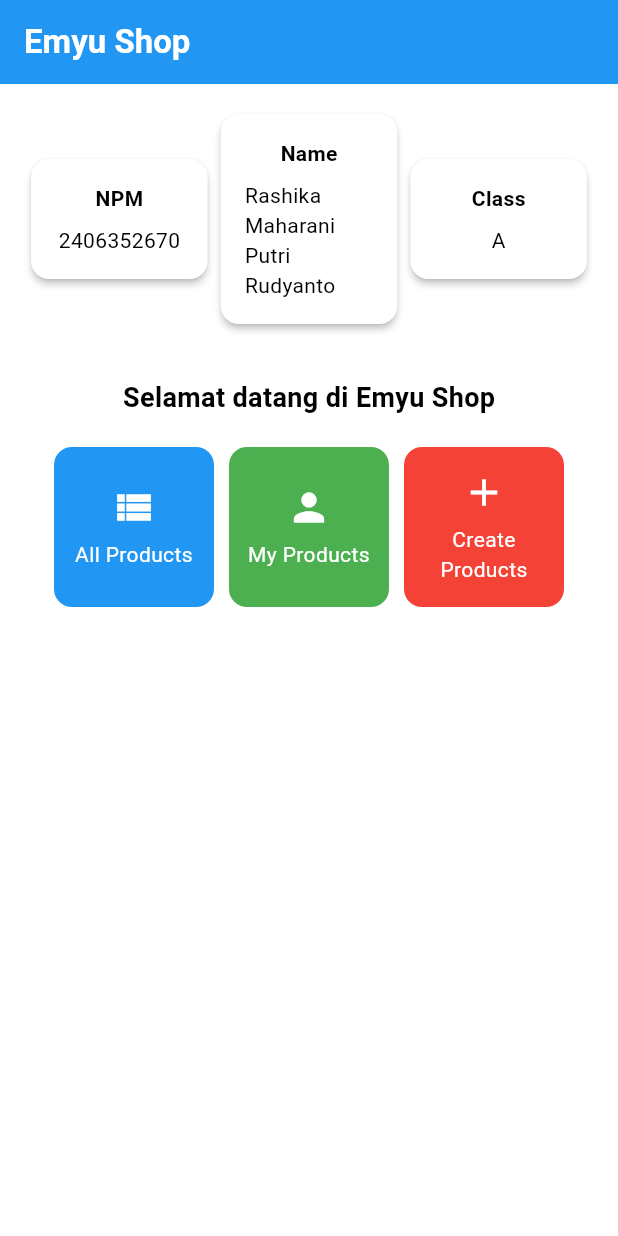
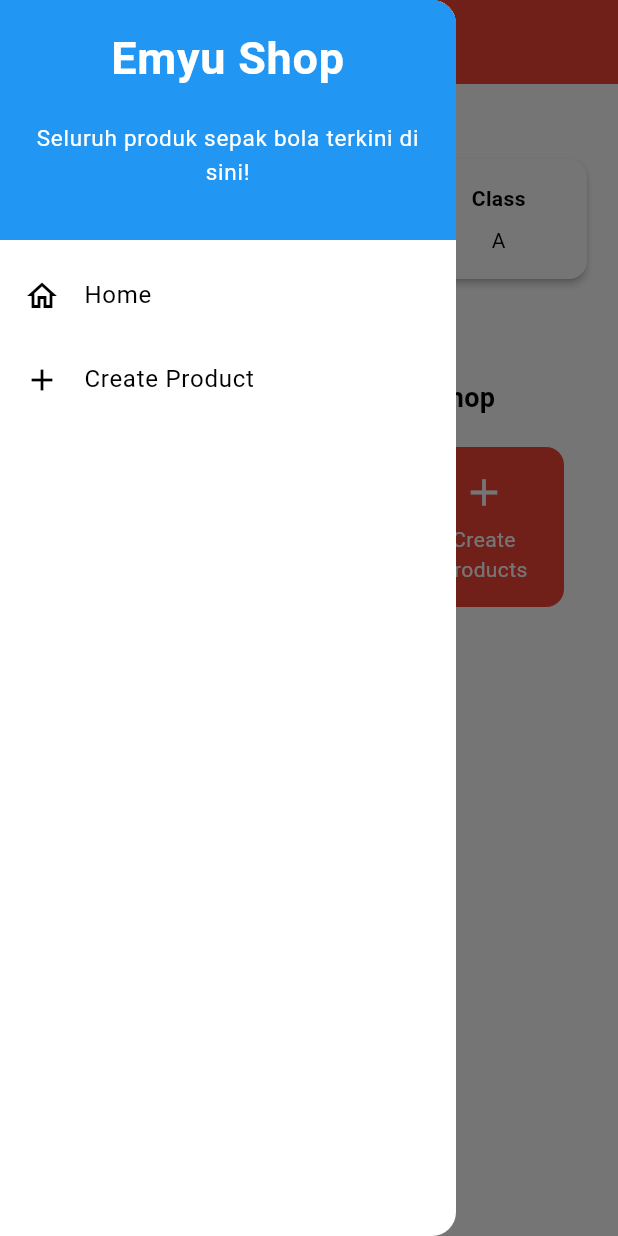
Before and after one commit to chazelnut/eshop-pbp-mobile, a Flutter app: the screen it shows after launch, with the side drawer open (before the commit the screen has no drawer), on a phone screen of 412 x 824 dp. Run offline on Flutter 3.47's test engine with Material 3 defaults, Android fonts, the light colour scheme and no system bars.

Commit message:
tugas 8 done (kinda)

```diff
--- a/lib/main.dart
+++ b/lib/main.dart
@@ -1,5 +1,5 @@
 import 'package:flutter/material.dart';
-import 'package:eshop_pbp/menu.dart';
+import 'package:eshop_pbp/screens/menu.dart';
 
 void main() {
   runApp(const MyApp());
@@ -29,7 +29,7 @@
         //
         // This works for code too, not just values: Most code changes can be
         // tested with just a hot reload.
-         colorScheme: ColorScheme.fromSwatch(primarySwatch: Colors.blue).copyWith(secondary: Colors.blueAccent[400]),
+         colorScheme: ColorScheme.fromSwatch(primarySwatch: Colors.red).copyWith(secondary: Colors.redAccent),
       ),
       home: MyHomePage(),
     );
--- a/lib/menu.dart
+++ b/lib/screens/menu.dart
@@ -1,4 +1,6 @@
 import 'package:flutter/material.dart';
+import 'package:eshop_pbp/widgets/left_drawer.dart';
+import 'package:eshop_pbp/widgets/product_card.dart';
 
 class MyHomePage extends StatelessWidget {
   MyHomePage({super.key});
@@ -30,6 +32,7 @@
         // Warna latar belakang AppBar diambil dari skema warna tema aplikasi.
         backgroundColor: Theme.of(context).colorScheme.primary,
       ),
+      drawer: LeftDrawer(),
       // Body halaman dengan padding di sekelilingnya.
       body: Padding(
         padding: const EdgeInsets.all(16.0),
@@ -133,57 +136,3 @@
 
  ItemHomepage(this.name, this.icon, {this.color = Colors.blue});
 }
-
-class ItemCard extends StatelessWidget {
-  // Menampilkan kartu dengan ikon dan nama.
-
-  final ItemHomepage item;
-
-  const ItemCard(this.item, {super.key});
-
-  @override
-  Widget build(BuildContext context) {
-    return Material(
-      // Gunakan warna yang disediakan per item.
-      color: item.color,
-      // Membuat sudut kartu melengkung.
-      borderRadius: BorderRadius.circular(12),
-
-      child: InkWell(
-        // Aksi ketika kartu ditekan.
-        onTap: () {
-          // Menampilkan pesan SnackBar saat kartu ditekan.
-          ScaffoldMessenger.of(context)
-            ..hideCurrentSnackBar()
-            ..showSnackBar(
-              SnackBar(content: Text("Kamu telah menekan tombol ${item.name}"))
-            );
-        },
-        // Container untuk menyimpan Icon dan Text
-        child: Container(
-          padding: const EdgeInsets.all(8),
-          child: Center(
-            child: Column(
-              // Menyusun ikon dan teks di tengah kartu.
-              mainAxisAlignment: MainAxisAlignment.center,
-              children: [
-                Icon(
-                  item.icon,
-                  color: Colors.white,
-                  size: 30.0,
-                ),
-                const Padding(padding: EdgeInsets.all(3)),
-                Text(
-                  item.name,
-                  textAlign: TextAlign.center,
-                  style: const TextStyle(color: Colors.white),
-                ),
-              ],
-            ),
-          ),
-        ),
-      ),
-    );
-  }
-
-}
--- /dev/null
+++ b/lib/widgets/left_drawer.dart
@@ -0,0 +1,77 @@
+import 'package:flutter/material.dart';
+import 'package:eshop_pbp/screens/menu.dart';
+// TODO: Impor halaman ProductFormPage jika sudah dibuat
+import 'package:eshop_pbp/screens/productlist_form.dart';
+
+class LeftDrawer extends StatelessWidget {
+  const LeftDrawer({super.key});
+
+  @override
+  Widget build(BuildContext context) {
+    return Drawer(
+      child: ListView(
+        children: [
+          const DrawerHeader(
+            // TODO: Bagian drawer header
+            decoration: BoxDecoration(
+              color: Colors.blue,
+            ),
+            child: Column(
+              children: [
+                Text(
+                  'Emyu Shop',
+                  textAlign: TextAlign.center,
+                  style: TextStyle(
+                    fontSize: 30,
+                    fontWeight: FontWeight.bold,
+                    color: Colors.white,
+                  ),
+                ),
+                Padding(padding: EdgeInsets.all(10)),
+                Text("Seluruh produk sepak bola terkini di sini!",
+                    // TODO: Tambahkan gaya teks dengan center alignment, font ukuran 15, warna putih, dan weight biasa
+                      textAlign: TextAlign.center,
+                      style: TextStyle(
+                        fontSize: 15,
+                        color: Colors.white,
+                        fontWeight: FontWeight.normal,
+                      ),
+                    ),
+              ],
+            ),
+          ),
+          // TODO: Bagian routing
+          ListTile(
+            leading: const Icon(Icons.home_outlined),
+            title: const Text('Home'),
+            // Bagian redirection ke MyHomePage
+            onTap: () {
+              Navigator.pushReplacement(
+                  context,
+                  MaterialPageRoute(
+                    builder: (context) => MyHomePage(),
+                  ));
+            },
+          ),
+          ListTile(
+            leading: const Icon(Icons.add),
+            title: const Text('Create Product'),
+            // Bagian redirection ke ProductFormPage
+            onTap: () {
+              /*
+              TODO: Buatlah routing ke ProductFormPage di sini,
+              setelah halaman ProductFormPage sudah dibuat.
+              */
+              Navigator.pushReplacement(
+                context,
+                MaterialPageRoute(
+                  builder: (context) => const ProductFormPage(),
+                )
+              );
+            },
+          ),
+        ],
+      ),
+    );
+  }
+}
--- /dev/null
+++ b/lib/widgets/product_card.dart
@@ -0,0 +1,63 @@
+import 'package:eshop_pbp/screens/menu.dart';
+import 'package:flutter/material.dart';
+import 'package:eshop_pbp/screens/productlist_form.dart';
+
+class ItemCard extends StatelessWidget {
+  // Menampilkan kartu dengan ikon dan nama.
+
+  final ItemHomepage item;
+
+  const ItemCard(this.item, {super.key});
+
+  @override
+  Widget build(BuildContext context) {
+    return Material(
+      // Gunakan warna yang disediakan per item.
+      color: item.color,
+      // Membuat sudut kartu melengkung.
+      borderRadius: BorderRadius.circular(12),
+
+      child: InkWell(
+        // Aksi ketika kartu ditekan.
+        onTap: () {
+          // Menampilkan pesan SnackBar saat kartu ditekan.
+          ScaffoldMessenger.of(context)
+            ..hideCurrentSnackBar()
+            ..showSnackBar(
+              SnackBar(content: Text("Kamu telah menekan tombol ${item.name}"))
+            );
+            // Navigate ke route yang sesuai (tergantung jenis tombol)
+            if (item.name == "Create Products") {
+              // TODO: Gunakan Navigator.push untuk melakukan navigasi ke MaterialPageRoute yang mencakup ProductFormPage.
+              Navigator.push(context,
+                MaterialPageRoute(builder: (context) => const ProductFormPage()));
+            }
+        },
+        // Container untuk menyimpan Icon dan Text
+        child: Container(
+          padding: const EdgeInsets.all(8),
+          child: Center(
+            child: Column(
+              // Menyusun ikon dan teks di tengah kartu.
+              mainAxisAlignment: MainAxisAlignment.center,
+              children: [
+                Icon(
+                  item.icon,
+                  color: Colors.white,
+                  size: 30.0,
+                ),
+                const Padding(padding: EdgeInsets.all(3)),
+                Text(
+                  item.name,
+                  textAlign: TextAlign.center,
+                  style: const TextStyle(color: Colors.white),
+                ),
+              ],
+            ),
+          ),
+        ),
+      ),
+    );
+  }
+
+}
```
Also changed, not shown: lib/screens/productlist_form.dart (added, +264 -0 lines), 1 other file.
